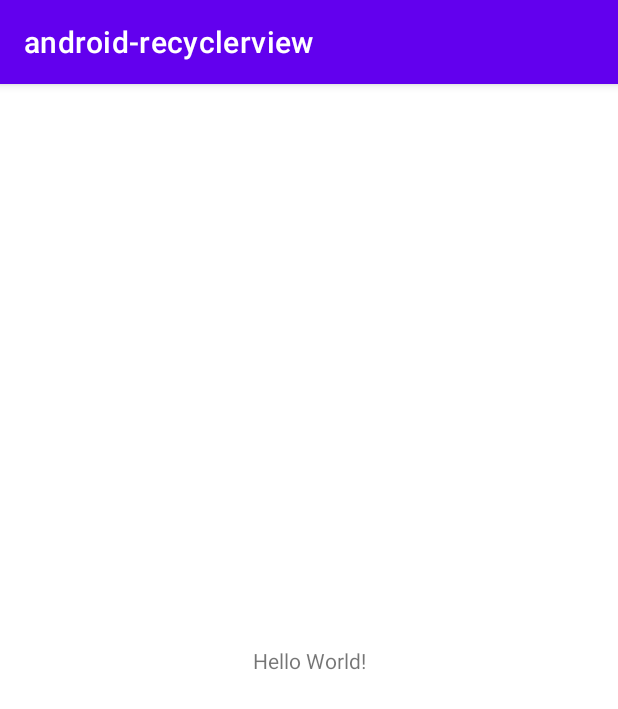
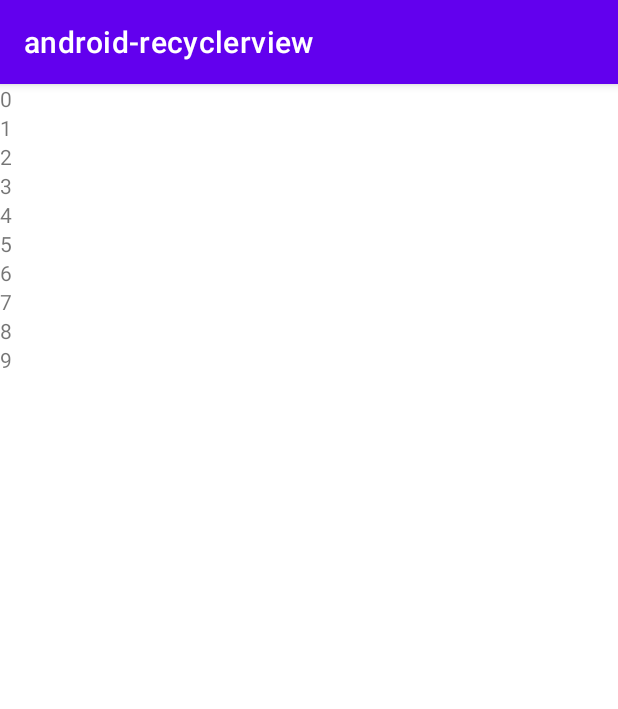
Before and after one commit to bcovies/android-recyclerview, an Android app: the screen it shows after launch (MainActivity), on a phone screen of 412 x 824 dp. Shown: the top 709 px of the screen. Run offline under Robolectric (Android 15) with nearby library versions, the phone set to English and light mode, and no system bars.

Commit message:
(1) - Montado Recycler View através de um ArrayList<String>;

```diff
--- a/app/src/main/java/com/example/android_recyclerview/MainActivity.java
+++ b/app/src/main/java/com/example/android_recyclerview/MainActivity.java
@@ -1,14 +1,47 @@
 package com.example.android_recyclerview;
 
 import androidx.appcompat.app.AppCompatActivity;
+import androidx.recyclerview.widget.LinearLayoutManager;
+import androidx.recyclerview.widget.RecyclerView;
 
 import android.os.Bundle;
 
+import java.util.ArrayList;
+
 public class MainActivity extends AppCompatActivity {
+    //Variáveis;
+    ArrayList<String> arrayList = new ArrayList<String>();
+    RecyclerView recyclerView;
+
+
+    //Inicializa o arraylist
+    private void inicializarArraylist(){
+        arrayList.add("0");
+        arrayList.add("1");
+        arrayList.add("2");
+        arrayList.add("3");
+        arrayList.add("4");
+        arrayList.add("5");
+        arrayList.add("6");
+        arrayList.add("7");
+        arrayList.add("8");
+        arrayList.add("9");
+    }
+
+    //Inicializa o recyclerview enviando o array para ele
+    private void inicalizarRecyclerView() {
+        recyclerView = findViewById(R.id.activity_main_recyclerView);
+        RecyclerAdapterMain recyclerAdapterMain = new RecyclerAdapterMain(MainActivity.this, arrayList);
+        recyclerView.setAdapter(recyclerAdapterMain);
+        recyclerView.setLayoutManager(new LinearLayoutManager(this));
+    }
 
     @Override
     protected void onCreate(Bundle savedInstanceState) {
         super.onCreate(savedInstanceState);
         setContentView(R.layout.activity_main);
+        inicializarArraylist();
+        inicalizarRecyclerView();
     }
+
 }
--- /dev/null
+++ b/app/src/main/java/com/example/android_recyclerview/RecyclerAdapterMain.java
@@ -0,0 +1,54 @@
+package com.example.android_recyclerview;
+
+import android.content.Context;
+import android.view.LayoutInflater;
+import android.view.View;
+import android.view.ViewGroup;
+import android.widget.TextView;
+
+import androidx.annotation.NonNull;
+import androidx.recyclerview.widget.RecyclerView;
+
+import java.util.ArrayList;
+
+public class RecyclerAdapterMain extends RecyclerView.Adapter<RecyclerAdapterMain.ViewHolder> {
+    //Variáveis;
+    private ArrayList<String> arrayList = new ArrayList<>();
+    private Context context;
+    private TextView textView;
+
+    //Construtor
+    public RecyclerAdapterMain(Context context, ArrayList<String> arrayList) {
+        this.arrayList = arrayList;
+        this.context = context;
+    }
+
+    @NonNull
+    @Override
+    public ViewHolder onCreateViewHolder(@NonNull ViewGroup parent, int viewType) {
+        View view = LayoutInflater.from(parent.getContext()).inflate(R.layout.activity_main_recyclerview, parent, false);
+        return new ViewHolder(view);
+    }
+
+    @Override
+    public void onBindViewHolder(@NonNull ViewHolder holder, int position) {
+        holder.bindView(arrayList.get(position));
+    }
+
+
+    @Override
+    public int getItemCount() {
+        return arrayList.size();
+    }
+
+    public class ViewHolder extends RecyclerView.ViewHolder {
+        public ViewHolder(@NonNull View itemView) {
+            super(itemView);
+            textView = itemView.findViewById(R.id.activity_main_recyclerview_textView);
+
+        }
+        void bindView(String row) {
+            textView.setText(row);
+        }
+    }
+}
--- a/app/src/main/res/layout/activity_main.xml
+++ b/app/src/main/res/layout/activity_main.xml
@@ -1,18 +1,10 @@
 <?xml version="1.0" encoding="utf-8"?>
-<androidx.constraintlayout.widget.ConstraintLayout xmlns:android="http://schemas.android.com/apk/res/android"
-    xmlns:app="http://schemas.android.com/apk/res-auto"
-    xmlns:tools="http://schemas.android.com/tools"
-    android:layout_width="match_parent"
-    android:layout_height="match_parent"
-    tools:context=".MainActivity">
+<LinearLayout xmlns:android="http://schemas.android.com/apk/res/android"
+    android:orientation="vertical" android:layout_width="match_parent"
+    android:layout_height="match_parent">
 
-    <TextView
-        android:layout_width="wrap_content"
-        android:layout_height="wrap_content"
-        android:text="Hello World!"
-        app:layout_constraintBottom_toBottomOf="parent"
-        app:layout_constraintLeft_toLeftOf="parent"
-        app:layout_constraintRight_toRightOf="parent"
-        app:layout_constraintTop_toTopOf="parent" />
-
-</androidx.constraintlayout.widget.ConstraintLayout>
+    <androidx.recyclerview.widget.RecyclerView
+        android:id="@+id/activity_main_recyclerView"
+        android:layout_width="match_parent"
+        android:layout_height="match_parent" />
+</LinearLayout>
--- /dev/null
+++ b/app/src/main/res/layout/activity_main_recyclerview.xml
@@ -0,0 +1,12 @@
+<?xml version="1.0" encoding="utf-8"?>
+<LinearLayout xmlns:android="http://schemas.android.com/apk/res/android"
+    android:layout_width="match_parent"
+    android:layout_height="wrap_content">
+
+    <TextView
+        android:id="@+id/activity_main_recyclerview_textView"
+        android:layout_width="wrap_content"
+        android:layout_height="wrap_content"
+        android:text="TextView" />
+
+</LinearLayout>
```
